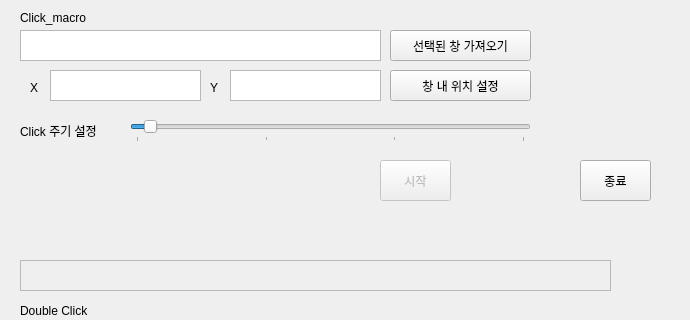
Old version of the form ui/main_v1.0.ui in the repository lazyduo/win-click-macro; both pictures show x 0 to 690 and y 0 to 320 of the 690 by 665 pixel window.
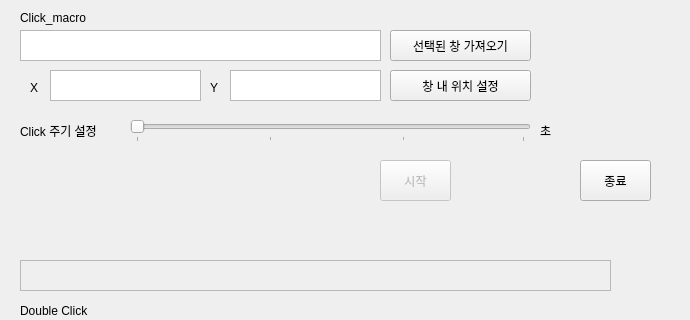
New version of the form.

Patch:
```diff
--- a/ui/main_v1.0.ui
+++ b/ui/main_v1.0.ui
@@ -69,9 +69,15 @@
       <height>22</height>
      </rect>
     </property>
+    <property name="minimum">
+     <number>1</number>
+    </property>
     <property name="maximum">
      <number>30</number>
     </property>
+    <property name="pageStep">
+     <number>5</number>
+    </property>
     <property name="value">
      <number>1</number>
     </property>
@@ -258,6 +264,19 @@
      </rect>
     </property>
    </widget>
+   <widget class="QLabel" name="label_6">
+    <property name="geometry">
+     <rect>
+      <x>540</x>
+      <y>120</y>
+      <width>41</width>
+      <height>21</height>
+     </rect>
+    </property>
+    <property name="text">
+     <string>초</string>
+    </property>
+   </widget>
   </widget>
   <widget class="QMenuBar" name="menubar">
    <property name="geometry">
```
